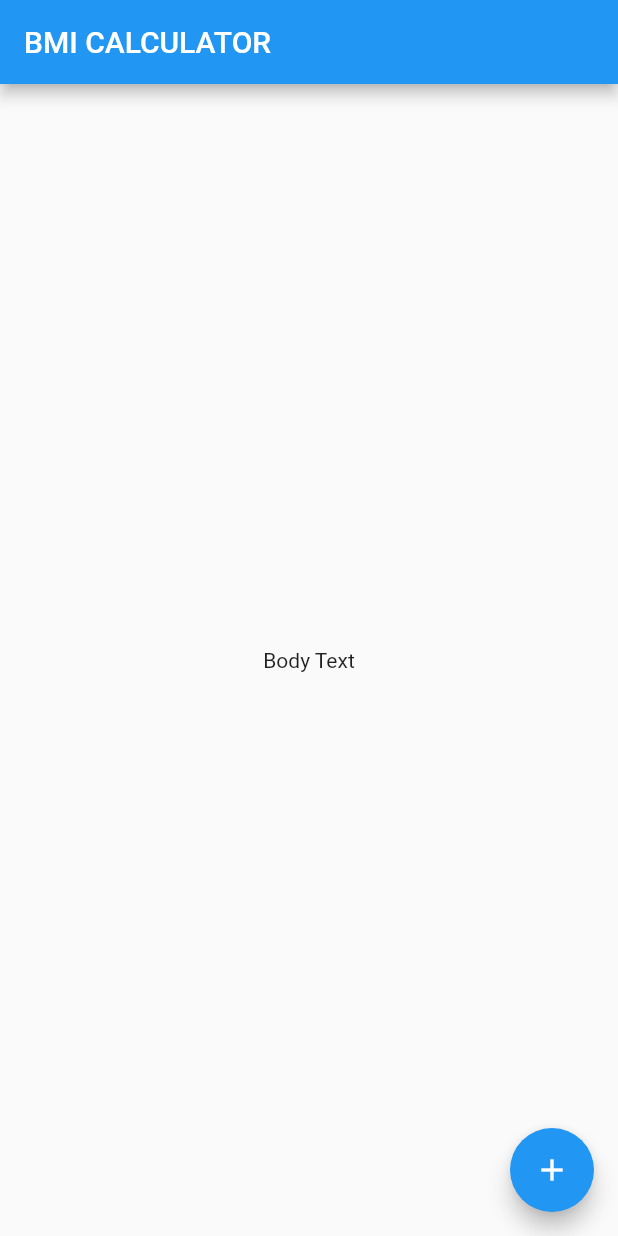
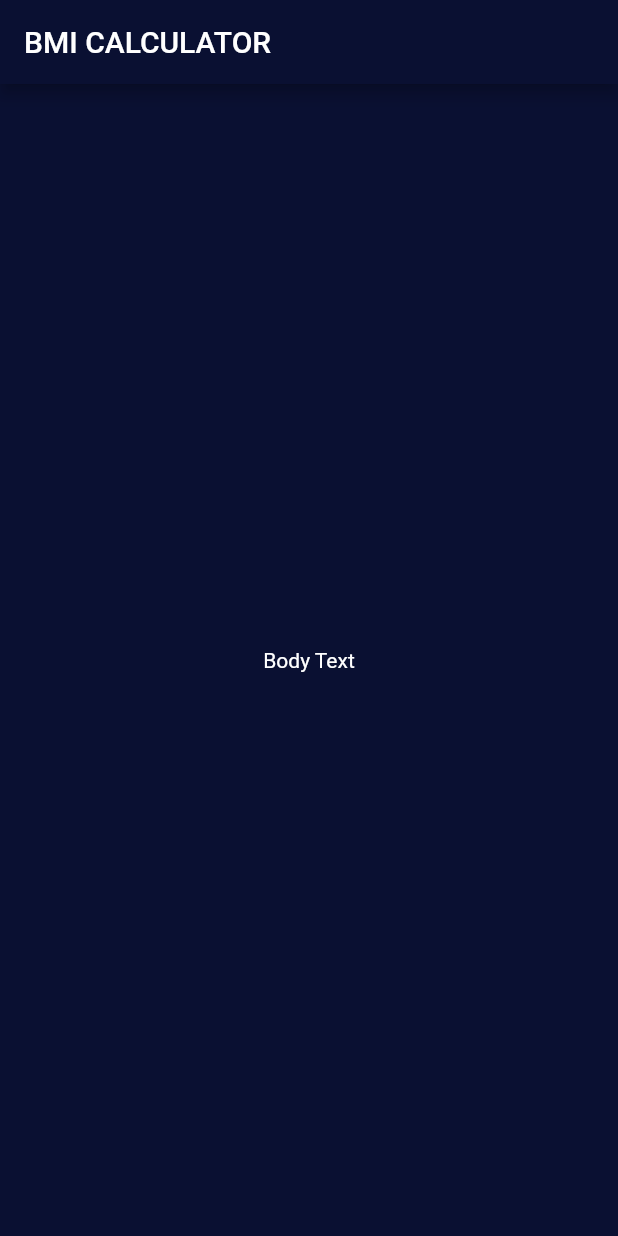
Before and after one commit to Syamgith/BMI-Calculator-flutter, a Flutter app: the screen it shows after launch, on a phone screen of 412 x 824 dp. Run offline on Flutter 3.47's test engine with Material 2 defaults, Android fonts, the phone set to English and light mode, and no system bars.

Commit message:
customised dark theme created input_page file

```diff
--- /dev/null
+++ b/lib/input_page.dart
@@ -0,0 +1,20 @@
+import 'package:flutter/material.dart';
+
+class InputPage extends StatefulWidget {
+  @override
+  _InputPageState createState() => _InputPageState();
+}
+
+class _InputPageState extends State<InputPage> {
+  @override
+  Widget build(BuildContext context) {
+    return Scaffold(
+      appBar: AppBar(
+        title: Text('BMI CALCULATOR'),
+      ),
+      body: Center(
+        child: Text('Body Text'),
+      ),
+    );
+  }
+}
--- a/lib/main.dart
+++ b/lib/main.dart
@@ -1,4 +1,6 @@
 import 'package:flutter/material.dart';
+
+import 'input_page.dart';
 
 void main() => runApp(BMICalculator());
 
@@ -6,29 +8,11 @@ class BMICalculator extends StatelessWidget {
   @override
   Widget build(BuildContext context) {
     return MaterialApp(
+      theme: ThemeData.dark().copyWith(
+        primaryColor: Color(0xFF0A1032),
+        scaffoldBackgroundColor: Color(0xFF0A1032),
+      ),
       home: InputPage(),
     );
   }
 }
-
-class InputPage extends StatefulWidget {
-  @override
-  _InputPageState createState() => _InputPageState();
-}
-
-class _InputPageState extends State<InputPage> {
-  @override
-  Widget build(BuildContext context) {
-    return Scaffold(
-      appBar: AppBar(
-        title: Text('BMI CALCULATOR'),
-      ),
-      body: Center(
-        child: Text('Body Text'),
-      ),
-      floatingActionButton: FloatingActionButton(
-        child: Icon(Icons.add),
-      ),
-    );
-  }
-}
```
